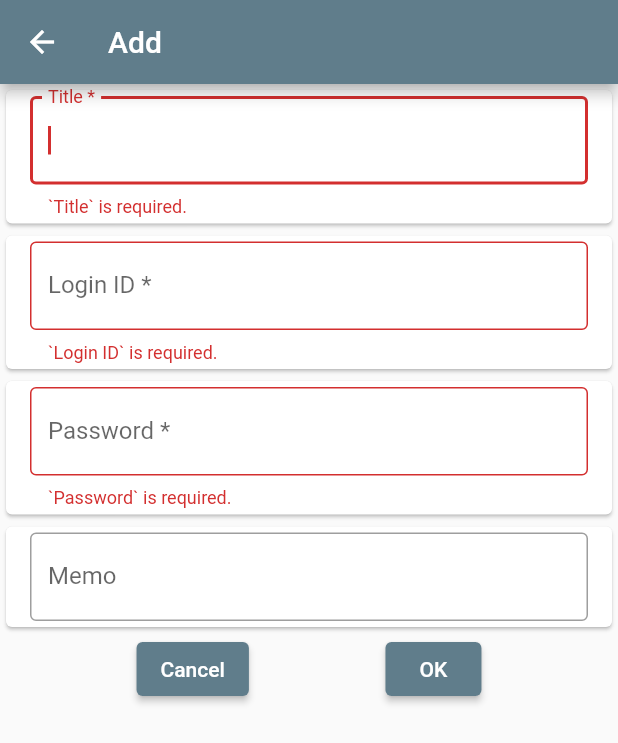
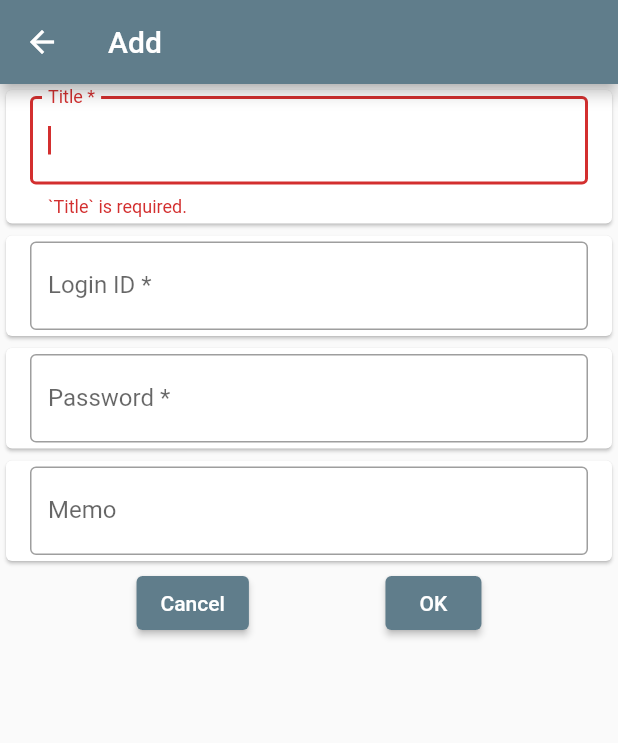
Before and after one commit to Samurais-Holiday/PasswordManager, a Flutter app: the AddPasswordPage screen opened directly, after a tap on "OK", on a phone screen of 412 x 824 dp. Shown: the top 743 px of the screen. Run offline on Flutter 3.47's test engine with Material 2 defaults, Android fonts, the phone set to English and light mode, and no system bars; our stand-ins replace flutter_secure_storage, local_auth, logger; accounts and stored records are empty.

Commit message:
View: LoginID, Passwordの空文字を許容

```diff
--- a/lib/view/widget/forms.dart
+++ b/lib/view/widget/forms.dart
@@ -62,11 +62,6 @@ class Forms {
                     labelText: 'Login ID *',
                     border: OutlineInputBorder()
                   ),
-                  validator: (input) {
-                    return input == null || input.isEmpty
-                        ? '`Login ID` is required.'
-                        : null;
-                  },
                 ),
                 trailing: readOnly
                     ? IconButton(
@@ -93,11 +88,6 @@ class Forms {
                     labelText: 'Password *',
                     border: OutlineInputBorder()
                   ),
-                  validator: (input) {
-                    return input == null || input.isEmpty
-                        ? '`Password` is required.'
-                        : null;
-                  },
                 ),
                 trailing: readOnly
                     ? IconButton(
--- a/lib/view/widget/password_widget.dart
+++ b/lib/view/widget/password_widget.dart
@@ -85,7 +85,7 @@ class PasswordWidget {
       case _Action.delete:
         Dialogs.showOkCancel(
             context: context,
-            title: Text('May I delete `${password.title}`?'),
+            title: Text('Delete `${password.title}` ?'),
             description: const Text('This operation cannot be undone.'),
             onPressedOk: () async {
               await PasswordService().delete(password.title);
```
